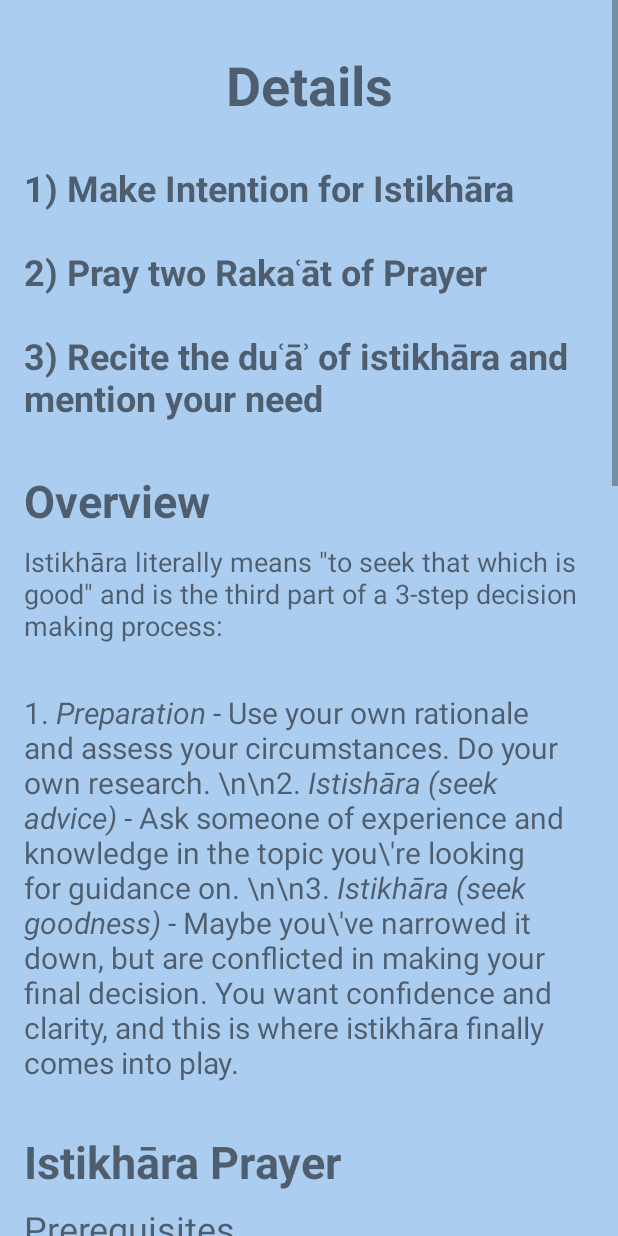
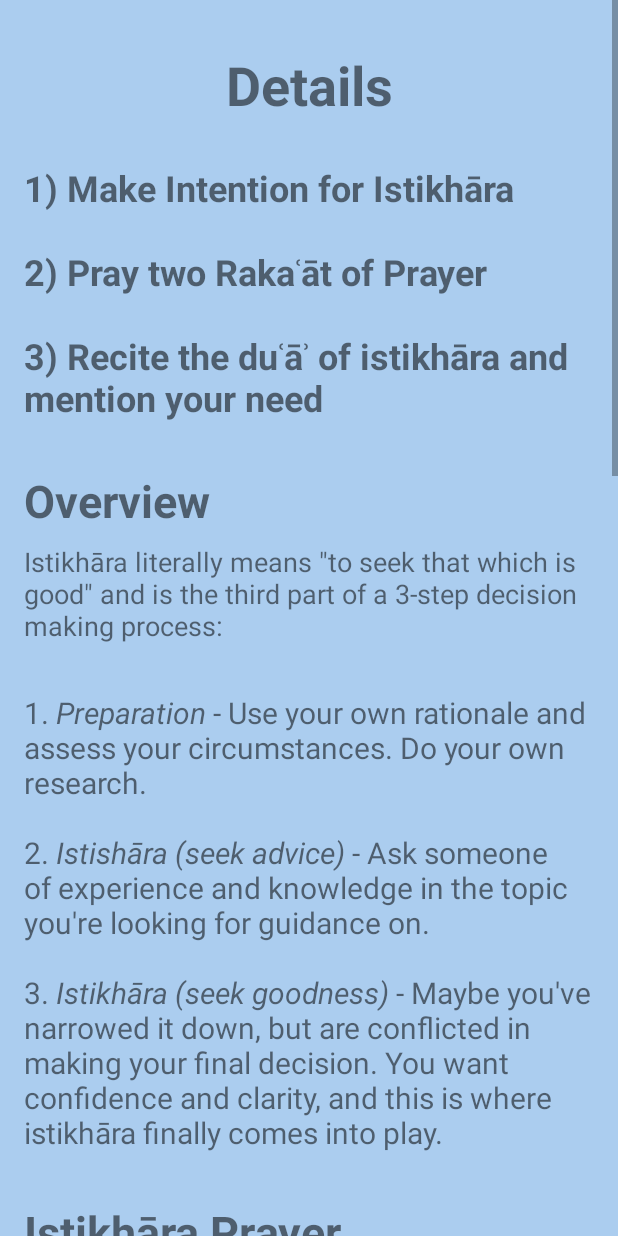
Before and after one commit to NezarEltal/istikharaApp, an Android app: the Details screen opened directly, with no data from a screen before it, on a phone screen of 412 x 824 dp. Run offline under Robolectric (Android 15) with nearby library versions, the phone set to English and light mode, and no system bars.

Commit message:
Updated some buggy text

```diff
--- a/app/src/main/res/values/strings.xml
+++ b/app/src/main/res/values/strings.xml
@@ -50,7 +50,7 @@
     <string name="istikhara_title">Dua Al-Istikhara</string>
     <string name="zoom_in_text">ZOOM IN</string>
     <string name="zoom_out_text">ZOOM OUT</string>
-    <string name="overview_content">1. <i>Preparation</i> - Use your own rationale and assess your circumstances. Do your own research.         \\n\\n2. <i>Istishāra (seek advice)</i> - Ask someone of experience and knowledge in the topic you\\\'re looking for guidance on.         \\n\\n3. <i>Istikhāra (seek goodness)</i> - Maybe you\\\'ve narrowed it down, but are conflicted in making your final decision. You want confidence and clarity, and this is where istikhāra finally comes into play.</string>
+    <string name="overview_content">1. <i>Preparation</i> - Use your own rationale and assess your circumstances. Do your own research.         \n\n2. <i>Istishāra (seek advice)</i> - Ask someone of experience and knowledge in the topic you\'re looking for guidance on.         \n\n3. <i>Istikhāra (seek goodness)</i> - Maybe you\'ve narrowed it down, but are conflicted in making your final decision. You want confidence and clarity, and this is where istikhāra finally comes into play.</string>
     <string name="menu_button_hide">Transliteration: (tap to hide)</string>
     <string name="zoom_out_error">Can\'t zoom out any further</string>
 </resources>
```
Also changed, not shown: 1 other file.
